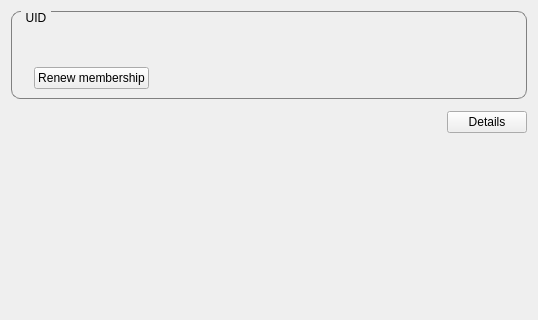
duniter/sakia, file src/sakia/gui/navigation/informations/informations.ui: the form before one commit; both pictures show x 0 to 538 and y 0 to 320 of the 538 by 737 pixel window.
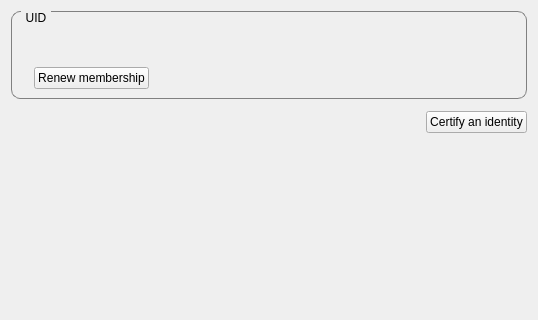
The form after the commit. Icons and pictures are not drawn.

The edit to the form file:
```diff
--- a/src/sakia/gui/navigation/informations/informations.ui
+++ b/src/sakia/gui/navigation/informations/informations.ui
@@ -172,10 +172,11 @@
      <item>
       <widget class="QPushButton" name="button_details">
        <property name="text">
-        <string>Details</string>
+        <string>Certify an identity</string>
        </property>
-       <property name="checkable">
-        <bool>true</bool>
+       <property name="icon">
+        <iconset resource="../../../../../res/icons/icons.qrc">
+         <normaloff>:/icons/certification_icon</normaloff>:/icons/certification_icon</iconset>
        </property>
       </widget>
      </item>
```
Left out of the diff: 2 changed lines with no effect on the pictures.
